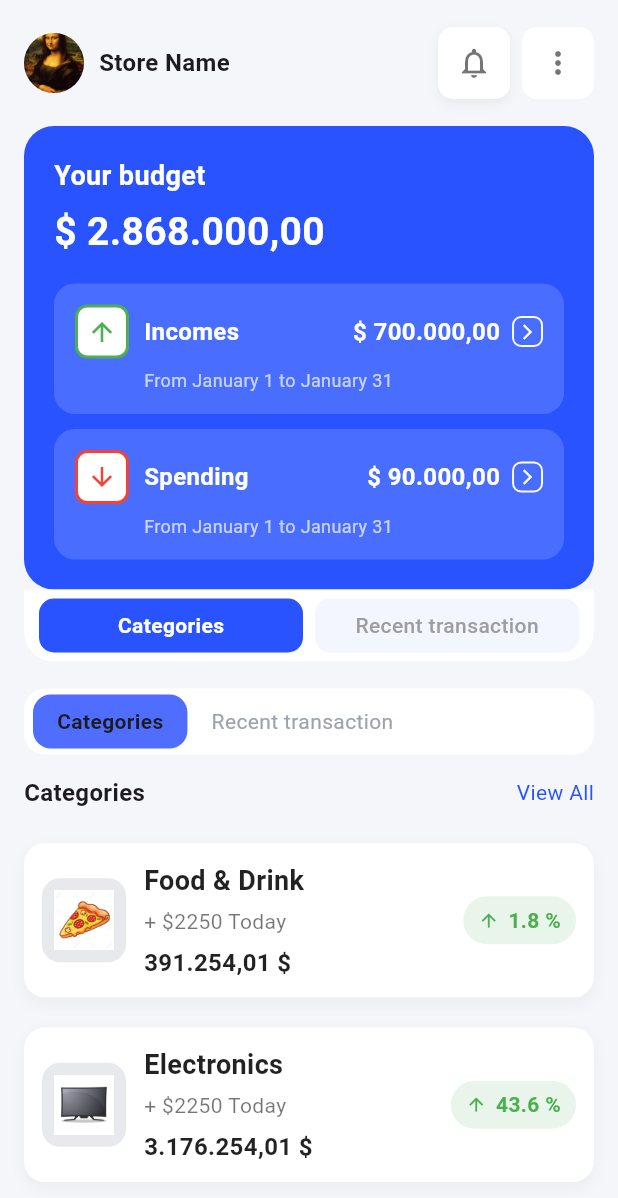
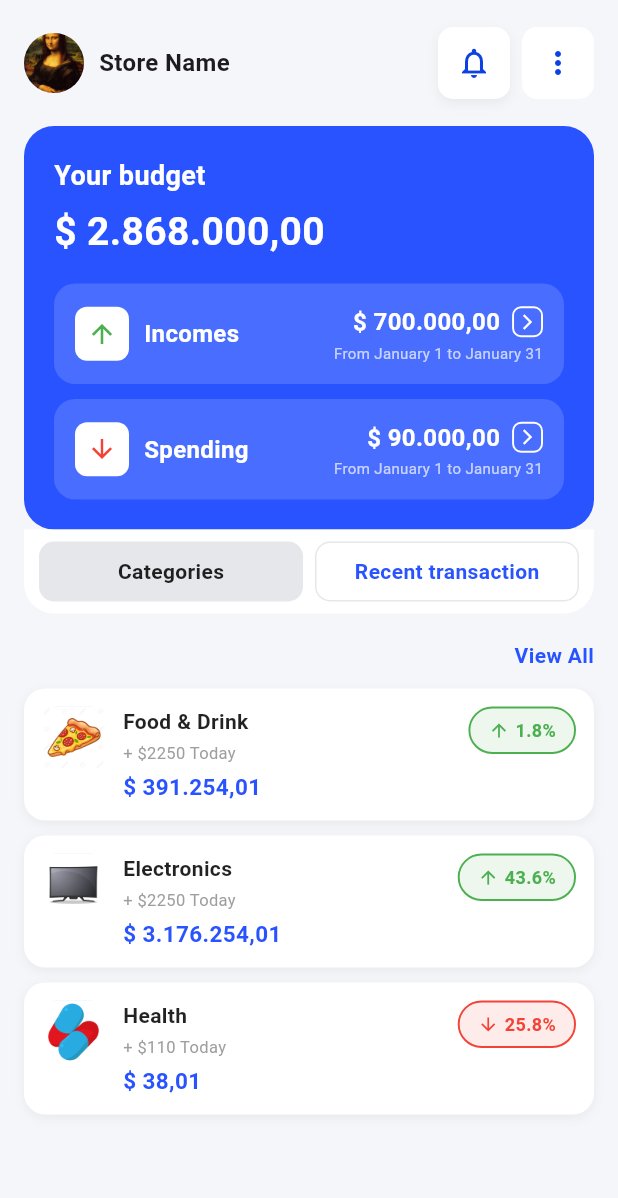
Before and after one commit to Josealeuribe/entregable_3flutter, a Flutter app: the screen it shows after launch, on a phone screen of 412 x 824 dp. Shown: the top 1198 px of the screen. Run offline on Flutter 3.47's test engine with Material 3 defaults, Android fonts, the phone set to English and light mode, and no system bars.

Commit message:
Actualizo widgets y estilos en Dashboard y CategoryItem

```diff
--- a/lib/ui/screens/dashboard_screen.dart
+++ b/lib/ui/screens/dashboard_screen.dart
@@ -22,42 +22,22 @@ class DashboardScreen extends StatelessWidget {
               const SizedBox(height: 18),
               const BudgetCard(),
               const SizedBox(height: 18),
-              // Tab mock (Categories / Recent transaction)
-              Container(
-                padding: const EdgeInsets.symmetric(horizontal: 6, vertical: 4),
-                decoration: BoxDecoration(
-                  color: Colors.white,
-                  borderRadius: BorderRadius.circular(14),
-                ),
-                child: Row(
-                  children: [
-                    Container(
-                      padding: const EdgeInsets.symmetric(vertical: 8, horizontal: 16),
-                      decoration: BoxDecoration(
-                        color: AppColors.lightBlue,
-                        borderRadius: BorderRadius.circular(12),
-                      ),
-                      child: const Text('Categories', style: TextStyle(fontWeight: FontWeight.w600)),
-                    ),
-                    const SizedBox(width: 8),
-                    const Padding(
-                      padding: EdgeInsets.symmetric(horizontal: 8),
-                      child: Text('Recent transaction', style: TextStyle(color: Color(0xFF9CA3AF))),
-                    )
-                  ],
+
+              // 🔹 "View All" alineado a la derecha
+              Align(
+                alignment: Alignment.centerRight,
+                child: const Text(
+                  "View All",
+                  style: TextStyle(
+                    color: Color(0xFF2854FF),
+                    fontWeight: FontWeight.w600,
+                  ),
                 ),
               ),
-              const SizedBox(height: 14),
-              // Header row
-              Row(
-                mainAxisAlignment: MainAxisAlignment.spaceBetween,
-                children: const [
-                  Text("Categories", style: TextStyle(fontWeight: FontWeight.w700, fontSize: 16)),
-                  Text("View All", style: TextStyle(color: Color(0xFF2854FF))),
-                ],
-              ),
+
               const SizedBox(height: 12),
-              // Categories list
+
+              // 🔹 Lista de categorías
               Column(
                 children: categories.map((c) => CategoryItem(category: c)).toList(),
               ),
--- a/lib/ui/widgets/budget_card.dart
+++ b/lib/ui/widgets/budget_card.dart
@@ -25,7 +25,7 @@ class BudgetCard extends StatelessWidget {
               Text("\$ 2.868.000,00", style: AppTextStyles.budgetAmount),
               SizedBox(height: 16),
 
-              // 🔹 Los dos widgets internos con color más claro
+              // 🔹 Widgets internos (sin borde en iconos)
               IncomeSpendingCard(
                 icon: Icons.arrow_upward,
                 label: "Incomes",
@@ -49,7 +49,7 @@ class BudgetCard extends StatelessWidget {
         Container(
           width: double.infinity,
           margin: const EdgeInsets.only(top: 0),
-          padding: const EdgeInsets.symmetric(horizontal: 10, vertical: 6),
+          padding: const EdgeInsets.symmetric(horizontal: 10, vertical: 8),
           decoration: const BoxDecoration(
             color: Colors.white,
             borderRadius: BorderRadius.only(
@@ -61,17 +61,18 @@ class BudgetCard extends StatelessWidget {
             children: [
               Expanded(
                 child: Container(
-                  height: 36,
+                  height: 40,
+                  padding: const EdgeInsets.symmetric(horizontal: 8, vertical: 6), // 🔹 padding interno agregado
                   decoration: BoxDecoration(
-                    color: AppColors.primaryBlue,
+                    color: Color(0xFFE5E7EB), // 🔹 Gris claro
                     borderRadius: BorderRadius.circular(10),
                   ),
                   alignment: Alignment.center,
                   child: const Text(
                     "Categories",
                     style: TextStyle(
-                      color: Colors.white,
-                      fontWeight: FontWeight.bold,
+                      color: Colors.black87,
+                      fontWeight: FontWeight.w600,
                     ),
                   ),
                 ),
@@ -79,17 +80,19 @@ class BudgetCard extends StatelessWidget {
               const SizedBox(width: 8),
               Expanded(
                 child: Container(
-                  height: 36,
+                  height: 40,
+                  padding: const EdgeInsets.symmetric(horizontal: 8, vertical: 6), // 🔹 padding interno agregado
                   decoration: BoxDecoration(
-                    color: Color(0xFFF3F5FF),
+                    color: Colors.white, // 🔹 Fondo blanco
                     borderRadius: BorderRadius.circular(10),
+                    border: Border.all(color: Color(0xFFE5E7EB), width: 1),
                   ),
                   alignment: Alignment.center,
                   child: const Text(
                     "Recent transaction",
                     style: TextStyle(
-                      color: Colors.grey,
-                      fontWeight: FontWeight.w500,
+                      color: AppColors.primaryBlue, // 🔹 Texto azul
+                      fontWeight: FontWeight.w600,
                     ),
                   ),
                 ),
--- a/lib/ui/widgets/category_item.dart
+++ b/lib/ui/widgets/category_item.dart
@@ -1,79 +1,123 @@
 import 'package:flutter/material.dart';
-import '../../data/models/category_model.dart';
-import '../../utils/formatters.dart';
 import '../../core/theme/app_colors.dart';
 import '../../core/theme/app_text_styles.dart';
+import '../../data/models/category_model.dart';
 
 class CategoryItem extends StatelessWidget {
   final CategoryModel category;
+
   const CategoryItem({super.key, required this.category});
+
+  // 🔹 Formateador simple de miles con puntos
+  String formatWithDots(double value) {
+    String number = value.toStringAsFixed(2);
+    List parts = number.split('.');
+    parts[0] = parts[0].replaceAllMapped(
+      RegExp(r'(\d)(?=(\d{3})+(?!\d))'),
+      (Match m) => '${m[1]}.',
+    );
+    return '${parts[0]},${parts[1]}';
+  }
 
   @override
   Widget build(BuildContext context) {
-    final perc = category.percentageChange;
     return Container(
-      margin: const EdgeInsets.symmetric(vertical: 10),
-      padding: const EdgeInsets.all(12),
+      margin: const EdgeInsets.only(bottom: 10),
+      padding: const EdgeInsets.symmetric(horizontal: 12, vertical: 12),
       decoration: BoxDecoration(
         color: Colors.white,
         borderRadius: BorderRadius.circular(14),
         boxShadow: [
           BoxShadow(
-            color: Colors.black12.withOpacity(0.04),
-            blurRadius: 8,
-            offset: const Offset(0, 4),
-          )
+            color: Colors.black.withOpacity(0.05),
+            blurRadius: 5,
+            offset: const Offset(0, 2),
+          ),
         ],
       ),
       child: Row(
+        crossAxisAlignment: CrossAxisAlignment.start,
         children: [
-          // icon circle
+          // 🔹 Icono de categoría
           Container(
-            width: 56,
-            height: 56,
+            width: 42,
+            height: 42,
             decoration: BoxDecoration(
-              color: AppColors.softGray,
-              borderRadius: BorderRadius.circular(12),
+              color: AppColors.lightBlue.withOpacity(0.1),
+              borderRadius: BorderRadius.circular(10),
             ),
-            padding: const EdgeInsets.all(8),
-            child: Image.asset(category.iconPath),
+            child: Image.asset(
+              category.iconPath,
+              fit: BoxFit.contain,
+            ),
           ),
           const SizedBox(width: 12),
+
+          // 🔹 Textos: nombre, subtítulo y precio (uno debajo del otro)
           Expanded(
             child: Column(
               crossAxisAlignment: CrossAxisAlignment.start,
               children: [
-                Text(category.name, style: AppTextStyles.sectionTitle),
+                Text(
+                  category.name,
+                  style: AppTextStyles.body.copyWith(
+                    fontWeight: FontWeight.w600,
+                    color: Colors.black87,
+                    fontSize: 14,
+                  ),
+                ),
+                const SizedBox(height: 3),
+                Text(
+                  category.subtitle,
+                  style: AppTextStyles.smallMuted.copyWith(
+                    fontSize: 11,
+                    color: Colors.grey[500],
+                  ),
+                ),
                 const SizedBox(height: 4),
-                Text(category.subtitle, style: AppTextStyles.smallMuted),
-                const SizedBox(height: 6),
-                Text(formatCurrency(category.amount), style: AppTextStyles.categoryAmount),
+                // 🔹 Precio con formato y texto más grande
+                Text(
+                  "\$ ${formatWithDots(category.amount)}",
+                  style: AppTextStyles.body.copyWith(
+                    fontWeight: FontWeight.bold,
+                    color: AppColors.primaryBlue,
+                    fontSize: 15,
+                  ),
+                ),
               ],
             ),
           ),
-          // percentage badge
-          Column(
-            crossAxisAlignment: CrossAxisAlignment.end,
-            children: [
+
+          // 🔹 Porcentaje dentro de óvalo + flecha
           Container(
-                padding: const EdgeInsets.symmetric(vertical: 6, horizontal: 10),
+            padding: const EdgeInsets.symmetric(horizontal: 12, vertical: 6),
             decoration: BoxDecoration(
-                  color: category.isPositive ? AppColors.positive.withOpacity(0.12) : AppColors.negative.withOpacity(0.12),
-                  borderRadius: BorderRadius.circular(20),
+              color: category.isPositive
+                  ? Colors.green.withOpacity(0.1)
+                  : Colors.red.withOpacity(0.1),
+              borderRadius: BorderRadius.circular(20), // 🔸 Ovalado
+              border: Border.all(
+                color: category.isPositive ? Colors.green : Colors.red,
+                width: 1.3,
+              ),
             ),
             child: Row(
+              mainAxisSize: MainAxisSize.min,
               children: [
                 Icon(
-                      category.isPositive ? Icons.arrow_upward : Icons.arrow_downward,
-                      color: category.isPositive ? AppColors.positive : AppColors.negative,
+                  category.isPositive
+                      ? Icons.arrow_upward
+                      : Icons.arrow_downward,
                   size: 14,
+                  color: category.isPositive ? Colors.green : Colors.red,
                 ),
-                    const SizedBox(width: 6),
+                const SizedBox(width: 4),
                 Text(
-                      '${perc.toStringAsFixed(1)} %',
+                  "${category.percentageChange.toStringAsFixed(1)}%",
                   style: TextStyle(
-                        color: category.isPositive ? AppColors.positive : AppColors.negative,
+                    color: category.isPositive ? Colors.green : Colors.red,
                     fontWeight: FontWeight.w600,
+                    fontSize: 12,
                   ),
                 ),
               ],
@@ -81,8 +125,6 @@ class CategoryItem extends StatelessWidget {
           ),
         ],
       ),
-        ],
-      ),
     );
   }
 }
--- a/lib/ui/widgets/income_spending_card.dart
+++ b/lib/ui/widgets/income_spending_card.dart
@@ -23,30 +23,29 @@ class IncomeSpendingCard extends StatelessWidget {
     return Container(
       padding: const EdgeInsets.all(14),
       decoration: BoxDecoration(
-        color: Colors.white.withOpacity(0.15), // Fondo más claro dentro del azul
+        color: Colors.white.withOpacity(0.15), // Fondo claro dentro del azul
         borderRadius: BorderRadius.circular(14),
       ),
       child: Column(
         crossAxisAlignment: CrossAxisAlignment.start,
         children: [
-          // Primera fila: icono, label, monto y flecha
+          // 🔹 Fila principal con icono, label, monto y flecha
           Row(
             mainAxisAlignment: MainAxisAlignment.spaceBetween,
             children: [
               Row(
                 children: [
-                  // Icono cuadrado con borde
+                  // Icono cuadrado SIN borde
                   Container(
                     width: 36,
                     height: 36,
                     decoration: BoxDecoration(
                       color: Colors.white,
                       borderRadius: BorderRadius.circular(8),
-                      border: Border.all(color: color, width: 2),
                     ),
                     child: Icon(
                       icon,
-                      color: color,
+                      color: color, // Flecha con su color (verde o rojo)
                       size: 20,
                     ),
                   ),
@@ -60,6 +59,9 @@ class IncomeSpendingCard extends StatelessWidget {
                   ),
                 ],
               ),
+              Column(
+                crossAxisAlignment: CrossAxisAlignment.end,
+                children: [
                   Row(
                     children: [
                       Text(
@@ -85,21 +87,17 @@ class IncomeSpendingCard extends StatelessWidget {
                       ),
                     ],
                   ),
-            ],
-          ),
-
-          const SizedBox(height: 6),
-
-          // Segunda fila: texto pequeño debajo del monto
-          Padding(
-            padding: const EdgeInsets.only(left: 46),
-            child: Text(
+                  const SizedBox(height: 2),
+                  Text(
                     "From January 1 to January 31",
                     style: AppTextStyles.smallMuted.copyWith(
                       color: Colors.white70,
-                fontSize: 12,
+                      fontSize: 10, // 🔹 más pequeño
                     ),
                   ),
+                ],
+              ),
+            ],
           ),
         ],
       ),
--- a/lib/ui/widgets/top_bar.dart
+++ b/lib/ui/widgets/top_bar.dart
@@ -37,7 +37,7 @@ class TopBar extends StatelessWidget {
           child: IconButton(
             onPressed: () {},
             icon: const Icon(Icons.notifications_none),
-            color: Colors.black54,
+            color: const Color.fromARGB(255, 12, 66, 226),
           ),
         ),
         Container(
@@ -48,7 +48,7 @@ class TopBar extends StatelessWidget {
           child: IconButton(
             onPressed: () {},
             icon: const Icon(Icons.more_vert),
-            color: Colors.black54,
+            color: const Color.fromARGB(255, 12, 66, 226),
           ),
         ),
       ],
```
Lines whose indentation alone changed are shown as unchanged.
